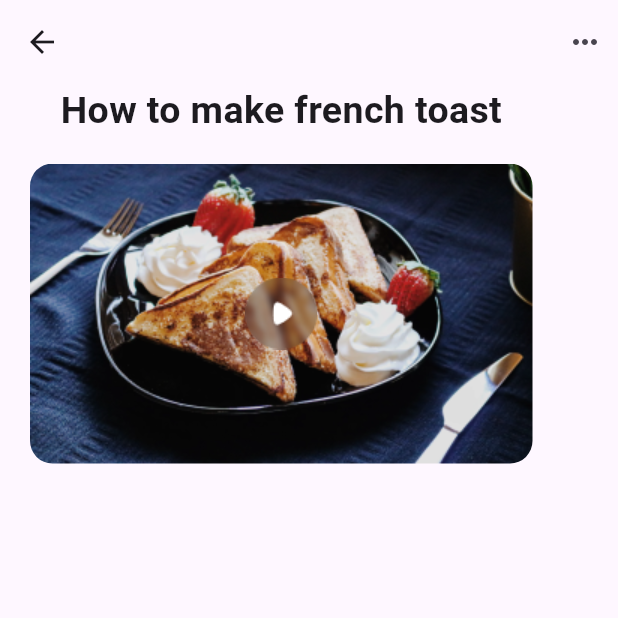
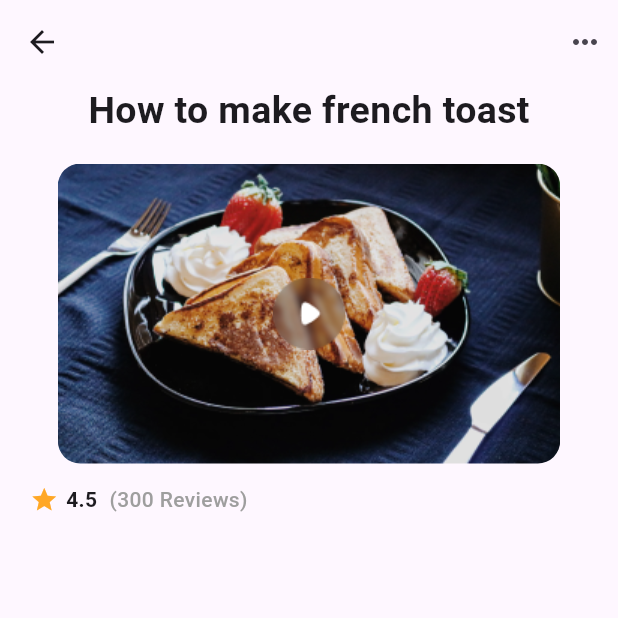
Before and after one commit to Ig-Matrix/FlutterProject, a Flutter app: the screen it shows after launch, on a phone screen of 412 x 824 dp, the top half of it. Run offline on Flutter 3.47's test engine with Material 3 defaults, Android fonts, the phone set to English and light mode, and no system bars.

Commit message:
add reviews widget in main.dart

```diff
--- a/lib/main.dart
+++ b/lib/main.dart
@@ -1,6 +1,7 @@
 import 'package:flutter/material.dart';
 import 'package:foodrecipe/widgets/Appbar.dart';
 import 'package:foodrecipe/widgets/Video.dart';
+import 'package:foodrecipe/widgets/Reviews.dart';
 
 void main() {
   runApp(const MyApp());
@@ -49,6 +50,10 @@ class _MyHomePageState extends State<MyHomePage> {
               const SizedBox(
                 height: 14,
               ),
+              Reviews(rating: 4.5),
+              const SizedBox(
+                height: 12,
+              ),
             ],
           ),
         ),
--- /dev/null
+++ b/lib/widgets/Reviews.dart
@@ -0,0 +1,45 @@
+import 'package:flutter/material.dart';
+
+// ignore: must_be_immutable
+class Reviews extends StatelessWidget {
+  num rating;
+
+   Reviews({super.key, required this.rating});
+
+  @override
+  Widget build(BuildContext context) {
+    return  Row(
+      mainAxisAlignment: MainAxisAlignment.start,
+      children: [
+        Icon(
+          Icons.star,
+          color: Colors.orange.shade400,
+          size: 19,
+        ),
+        const SizedBox(
+          width: 5,
+        ),
+        Text(
+          "$rating",
+          style: const TextStyle(
+            fontWeight: FontWeight.bold,
+          ),
+        ),
+        const SizedBox(
+          width: 8,
+        ),
+        const Text(
+          "(300 Reviews)",
+          style: TextStyle(
+            fontWeight: FontWeight.w500,
+            color: Colors.grey,
+            fontSize: 14,
+          ),
+        ),
+        const SizedBox(
+          width: 8,
+        ),
+      ],
+    );
+  }
+}
```
